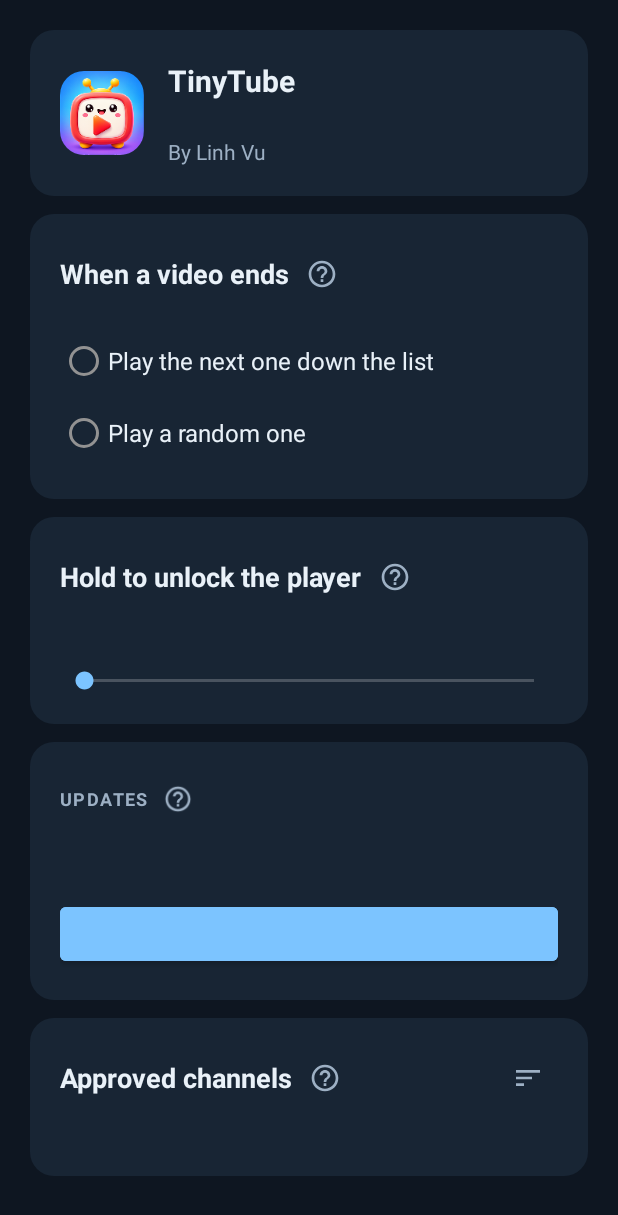
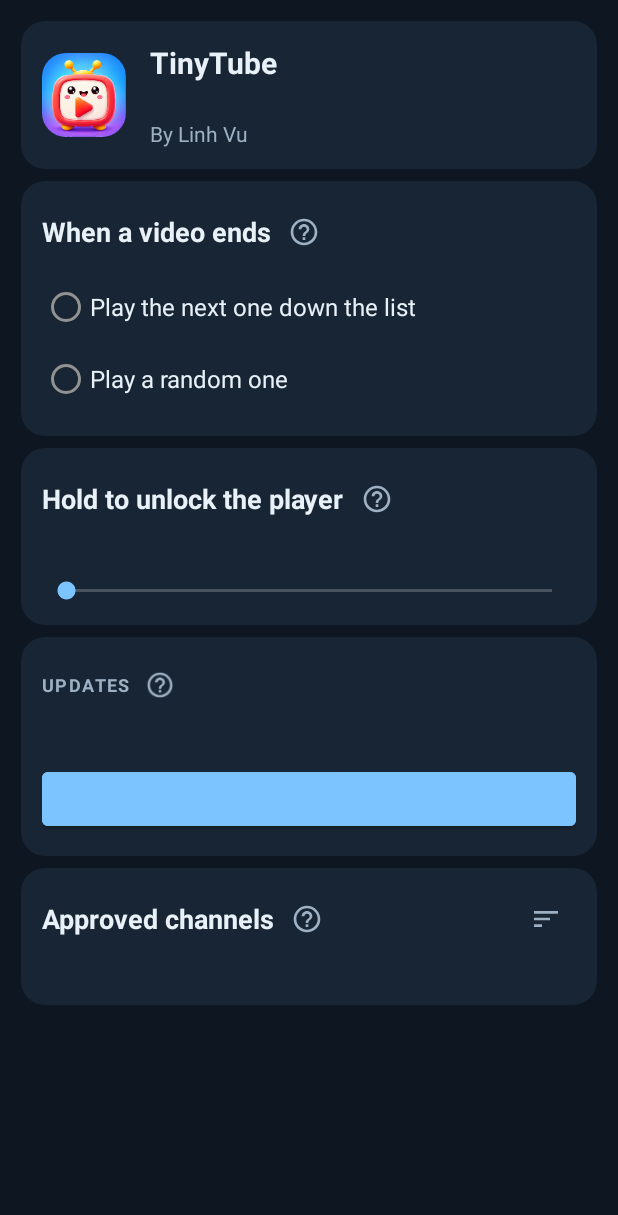
Before and after one commit to vtlinh/tinytube, an Android app: the layout activity_settings.xml on its own in the app's theme, with its tools: preview values and no code run, on a phone screen of 412 x 824 dp. Shown: the top 1215 px of the screen. Run offline under Robolectric (Android 15) with nearby library versions, the phone set to English and light mode, and no system bars.

Commit message:
Tighten the settings cards
Five cards at 20dp of padding, 12dp apart, with 14dp between each
heading and its control, pushed the approved list off the bottom of a
phone. The space was separating things that a card each already
separates.

Card padding 20 -> 14, gaps between cards 12 -> 8, heading to control
14 -> 6, and the update block's own spacing with them.

The RadioButtons keep their 48dp minimum height and the ? keeps its
40dp: those are touch targets rather than decoration, and shrinking them
would buy a little height by making two controls harder to hit.

iOS is untouched — its Form uses the system's own section spacing, which
is already about this tight, and overriding it would make that screen
look non-native rather than compact. Say if you want them matched
exactly.

```diff
--- a/android/app/src/main/res/layout/activity_settings.xml
+++ b/android/app/src/main/res/layout/activity_settings.xml
@@ -14,7 +14,11 @@
      action, and an action belongs under the things it acts on.
 
      Cards on a plain background, so a setting reads as a thing you press
-     rather than as a line of prose.
+     rather than as a line of prose. Their padding is deliberately tighter than
+     it reads in a layout editor: five cards at 20dp each pushed the approved
+     list off the bottom of a phone, and the space was doing nothing but
+     separating things already separated by having a card each. The RadioButtons
+     keep their 48dp minimum — that is a touch target, not decoration.
 
      EVERY EXPLANATION IS BEHIND THE ? BESIDE ITS HEADING. They used to sit
      under the headings in grey, permanently, and four of them was most of the
@@ -31,7 +35,7 @@
         android:layout_width="match_parent"
         android:layout_height="wrap_content"
         android:orientation="vertical"
-        android:padding="20dp">
+        android:padding="14dp">
 
         <!-- What this is. First, because it is what the screen is a screen
              ABOUT: a parent who opened settings to check the version should
@@ -45,7 +49,7 @@
             android:orientation="horizontal"
             android:gravity="center_vertical"
             android:background="@drawable/bg_tile"
-            android:padding="20dp">
+            android:padding="14dp">
 
             <ImageView
                 android:layout_width="56dp"
@@ -95,10 +99,10 @@
         <LinearLayout
             android:layout_width="match_parent"
             android:layout_height="wrap_content"
-            android:layout_marginTop="12dp"
+            android:layout_marginTop="8dp"
             android:orientation="vertical"
             android:background="@drawable/bg_tile"
-            android:padding="20dp">
+            android:padding="14dp">
 
             <LinearLayout
                 android:layout_width="match_parent"
@@ -131,7 +135,7 @@
                 android:id="@+id/next_mode"
                 android:layout_width="match_parent"
                 android:layout_height="wrap_content"
-                android:layout_marginTop="14dp"
+                android:layout_marginTop="6dp"
                 android:orientation="vertical">
 
                 <RadioButton
@@ -159,10 +163,10 @@
         <LinearLayout
             android:layout_width="match_parent"
             android:layout_height="wrap_content"
-            android:layout_marginTop="12dp"
+            android:layout_marginTop="8dp"
             android:orientation="vertical"
             android:background="@drawable/bg_tile"
-            android:padding="20dp">
+            android:padding="14dp">
 
             <LinearLayout
                 android:layout_width="match_parent"
@@ -195,7 +199,7 @@
                 android:id="@+id/hold_value"
                 android:layout_width="match_parent"
                 android:layout_height="wrap_content"
-                android:layout_marginTop="14dp"
+                android:layout_marginTop="6dp"
                 android:textSize="16sp"
                 android:textColor="@color/accent" />
 
@@ -214,10 +218,10 @@
         <LinearLayout
             android:layout_width="match_parent"
             android:layout_height="wrap_content"
-            android:layout_marginTop="12dp"
+            android:layout_marginTop="8dp"
             android:orientation="vertical"
             android:background="@drawable/bg_tile"
-            android:padding="20dp">
+            android:padding="14dp">
 
             <LinearLayout
                 android:layout_width="match_parent"
@@ -250,7 +254,7 @@
                 android:id="@+id/status"
                 android:layout_width="match_parent"
                 android:layout_height="wrap_content"
-                android:paddingTop="10dp"
+                android:paddingTop="6dp"
                 android:textSize="16sp"
                 android:lineSpacingMultiplier="1.15"
                 android:textColor="@color/text" />
@@ -259,7 +263,7 @@
                 android:id="@+id/action"
                 android:layout_width="match_parent"
                 android:layout_height="wrap_content"
-                android:layout_marginTop="16dp"
+                android:layout_marginTop="6dp"
                 android:backgroundTint="@color/accent"
                 android:textColor="@color/on_accent" />
 
@@ -274,7 +278,7 @@
                 android:id="@+id/notif_divider"
                 android:layout_width="match_parent"
                 android:layout_height="1dp"
-                android:layout_marginTop="20dp"
+                android:layout_marginTop="14dp"
                 android:background="@color/divider"
                 android:visibility="gone" />
 
@@ -316,13 +320,13 @@
         <LinearLayout
             android:layout_width="match_parent"
             android:layout_height="wrap_content"
-            android:layout_marginTop="12dp"
+            android:layout_marginTop="8dp"
             android:orientation="vertical"
             android:background="@drawable/bg_tile"
-            android:paddingStart="20dp"
-            android:paddingEnd="20dp"
-            android:paddingTop="20dp"
-            android:paddingBottom="14dp">
+            android:paddingStart="14dp"
+            android:paddingEnd="14dp"
+            android:paddingTop="14dp"
+            android:paddingBottom="10dp">
 
             <LinearLayout
                 android:layout_width="match_parent"
@@ -398,7 +402,7 @@
                 android:id="@+id/channels_list"
                 android:layout_width="match_parent"
                 android:layout_height="wrap_content"
-                android:layout_marginTop="10dp"
+                android:layout_marginTop="6dp"
                 android:layout_marginStart="-20dp"
                 android:layout_marginEnd="-20dp"
                 android:orientation="vertical" />
@@ -407,7 +411,7 @@
                 android:id="@+id/channels_empty"
                 android:layout_width="match_parent"
                 android:layout_height="wrap_content"
-                android:layout_marginTop="10dp"
+                android:layout_marginTop="6dp"
                 android:layout_marginBottom="6dp"
                 android:text="@string/settings_channels_empty"
                 android:textSize="14sp"
```
